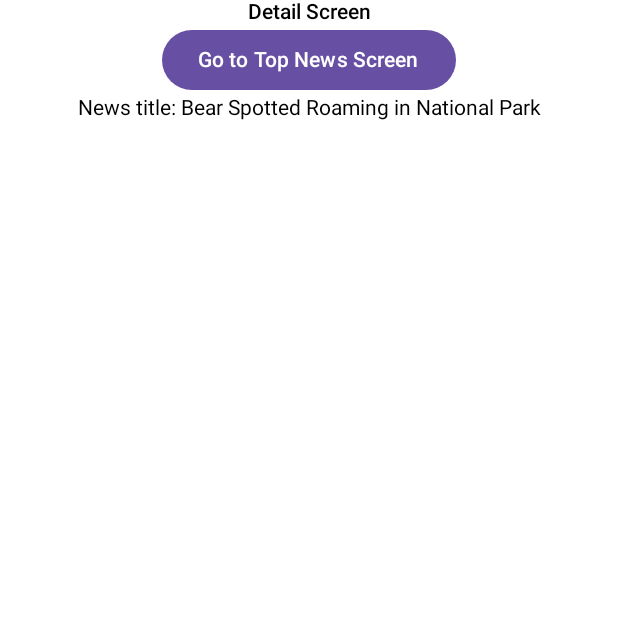
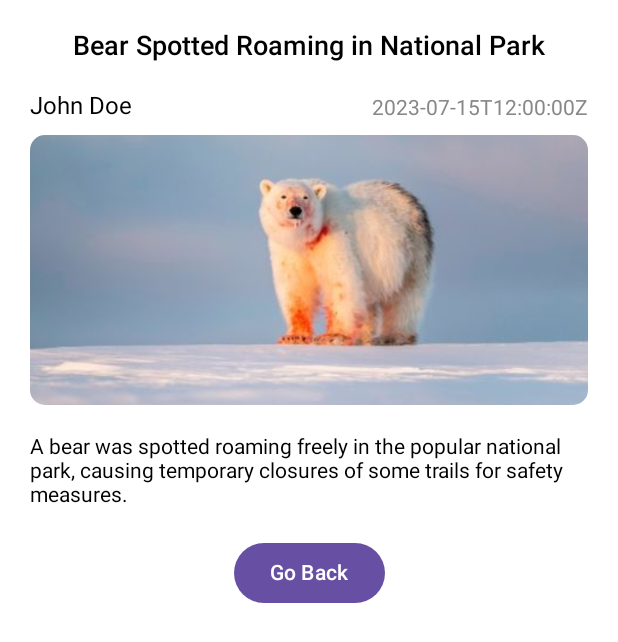
Before and after one commit to tortamque/Newslum, an Android app built with Jetpack Compose: the @Preview function PreviewDetailScreen, on a phone screen of 412 x 824 dp. Shown: the top 642 px of the screen. Run offline under Robolectric (Android 15) with nearby library versions, the phone set to English and light mode, and no system bars.

Commit message:
Create UI for DetailScreen

```diff
--- a/app/src/main/java/com/example/newsapp/ui/screen/DetailScreen.kt
+++ b/app/src/main/java/com/example/newsapp/ui/screen/DetailScreen.kt
@@ -1,17 +1,31 @@
 package com.example.newsapp.ui.screen
 
+import androidx.compose.foundation.Image
 import androidx.compose.foundation.ScrollState
 import androidx.compose.foundation.layout.Column
+import androidx.compose.foundation.layout.Row
+import androidx.compose.foundation.layout.fillMaxSize
 import androidx.compose.foundation.layout.fillMaxWidth
+import androidx.compose.foundation.layout.height
+import androidx.compose.foundation.layout.padding
 import androidx.compose.foundation.rememberScrollState
+import androidx.compose.foundation.shape.RoundedCornerShape
 import androidx.compose.foundation.verticalScroll
 import androidx.compose.material3.Button
 import androidx.compose.material3.Text
 import androidx.compose.runtime.Composable
 import androidx.compose.ui.Alignment
+import androidx.compose.ui.Alignment.Companion.CenterHorizontally
 import androidx.compose.ui.Modifier
+import androidx.compose.ui.draw.clip
+import androidx.compose.ui.graphics.Color
+import androidx.compose.ui.layout.ContentScale
+import androidx.compose.ui.res.painterResource
 import androidx.compose.ui.text.font.FontWeight
+import androidx.compose.ui.text.style.TextAlign
 import androidx.compose.ui.tooling.preview.Preview
+import androidx.compose.ui.unit.dp
+import androidx.compose.ui.unit.sp
 import androidx.navigation.NavController
 import androidx.navigation.compose.rememberNavController
 import com.example.newsapp.R
@@ -23,14 +37,70 @@ fun DetailScreen(
     newsData: NewsData,
     scrollState: ScrollState
 ){
-    Column(modifier = Modifier.fillMaxWidth().verticalScroll(scrollState), horizontalAlignment = Alignment.CenterHorizontally) {
-        Text(text = "Detail Screen", fontWeight = FontWeight.SemiBold)
-        Button(onClick = {
-            navController.popBackStack()
-        }) {
-            Text("Go to Top News Screen")
+    val defaultPadding = 20.dp
+
+    Column(
+        modifier = Modifier
+            .fillMaxSize()
+            .verticalScroll(scrollState)
+            .padding(horizontal = 20.dp),
+    ) {
+        Text(
+            text = newsData.title,
+            fontSize = 18.sp,
+            fontWeight = FontWeight.SemiBold,
+            modifier = Modifier
+                .align(CenterHorizontally)
+                .padding(vertical = defaultPadding)
+        )
+
+        Row(
+            Modifier.padding(bottom = defaultPadding/2)
+        ) {
+            Text(
+                newsData.author,
+                color = Color.Black,
+                modifier = Modifier.weight(1.0f),
+                fontSize = 16.sp
+            )
+            Text(
+                newsData.publishedAt,
+                color = Color.Gray,
+                modifier = Modifier
+                    .weight(1.0f)
+                    .align(Alignment.Bottom),
+                textAlign = TextAlign.End,
+                fontSize = 14.sp
+            )
         }
-        Text("News title: ${newsData.title}")
+
+        Image(
+            painter = painterResource(id = newsData.imageId),
+            contentDescription = newsData.title,
+            contentScale = ContentScale.Crop,
+            modifier = Modifier
+                .fillMaxWidth()
+                .height(200.dp)
+                .padding(bottom = defaultPadding)
+                .clip(RoundedCornerShape(10.dp))
+        )
+
+        Text(
+            newsData.description,
+            Modifier
+                .padding(bottom = defaultPadding)
+        )
+
+        Button(
+            onClick = {
+                navController.popBackStack()
+            },
+            modifier = Modifier
+                .padding(bottom = defaultPadding)
+                .align(CenterHorizontally)
+        ) {
+            Text("Go Back")
+        }
     }
 }
 
```
